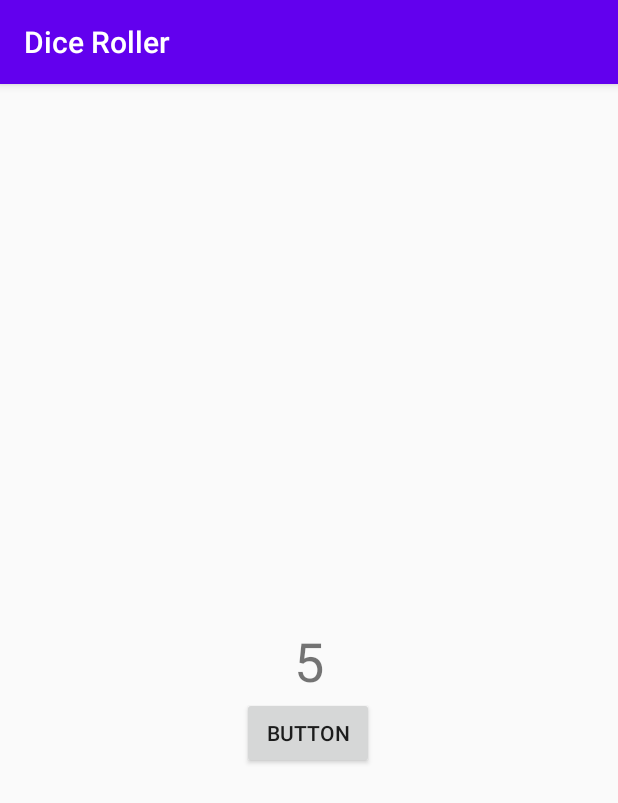
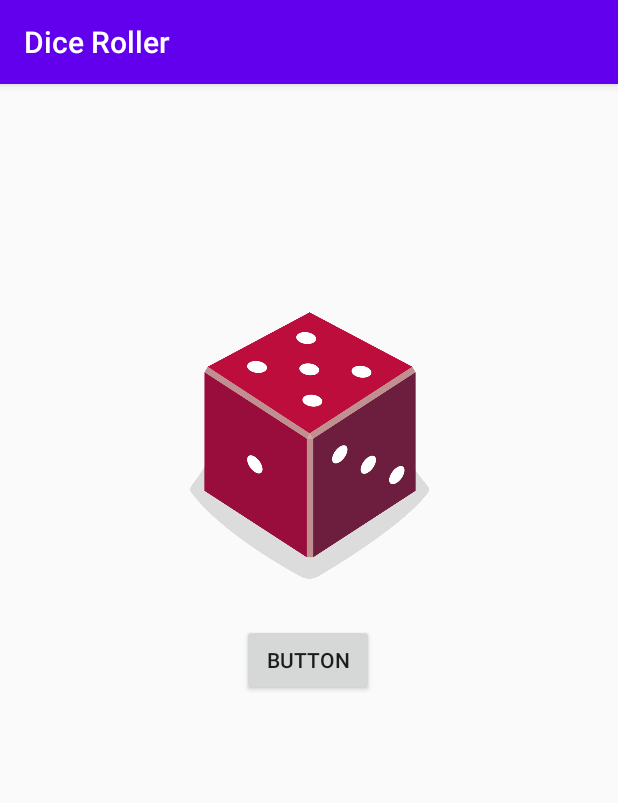
Before and after one commit to ntttruc070502/DiceRoller, an Android app: the screen it shows after launch (MainActivity), after a tap on "BUTTON", on a phone screen of 412 x 824 dp. Shown: the top 803 px of the screen. Run offline under Robolectric (Android 15) with nearby library versions, the phone set to English and light mode, and no system bars.

Commit message:
BTTH2XucXac

```diff
--- a/app/src/main/java/com/example/diceroller/MainActivity.kt
+++ b/app/src/main/java/com/example/diceroller/MainActivity.kt
@@ -3,7 +3,7 @@ package com.example.diceroller
 import android.os.Bundle
 import android.support.v7.app.AppCompatActivity
 import android.widget.Button
-import android.widget.TextView
+import android.widget.ImageView
 
 class MainActivity : AppCompatActivity() {
     override fun onCreate(savedInstanceState: Bundle?) {
@@ -15,12 +15,21 @@ class MainActivity : AppCompatActivity() {
             rollDice()
         }
     }
-
     private fun rollDice() {
         val dice = Dice(6)
         val diceRoll = dice.roll()
-        val resultTextView: TextView = findViewById(R.id.textView)
-        resultTextView.text = diceRoll.toString()
+        val diceImage: ImageView = findViewById(R.id.imageView3)
+        val drawableResource = when (diceRoll) {
+            1 -> R.drawable.dice_1
+            2 -> R.drawable.dice_2
+            3 -> R.drawable.dice_3
+            4 -> R.drawable.dice_4
+            5 -> R.drawable.dice_5
+            else -> R.drawable.dice_6
+        }
+
+        diceImage.setImageResource(drawableResource)
+
     }
 
 }
--- a/app/src/main/res/layout/activity_main.xml
+++ b/app/src/main/res/layout/activity_main.xml
@@ -6,25 +6,27 @@
     android:layout_height="match_parent"
     tools:context=".MainActivity">
 
-    <TextView
-        android:id="@+id/textView"
-        android:layout_width="wrap_content"
-        android:layout_height="wrap_content"
-        android:text="Hello World!"
-        android:textSize="36sp"
-        app:layout_constraintBottom_toBottomOf="parent"
-        app:layout_constraintLeft_toLeftOf="parent"
-        app:layout_constraintRight_toRightOf="parent"
-        app:layout_constraintTop_toTopOf="parent" />
-
     <Button
         android:id="@+id/btnRoll"
         android:layout_width="wrap_content"
         android:layout_height="wrap_content"
         android:text="Button"
+        app:layout_constraintBottom_toBottomOf="parent"
         app:layout_constraintEnd_toEndOf="parent"
         app:layout_constraintHorizontal_bias="0.498"
         app:layout_constraintStart_toStartOf="parent"
-        app:layout_constraintTop_toBottomOf="@+id/textView" />
+        app:layout_constraintTop_toTopOf="parent" />
+
+    <ImageView
+        android:id="@+id/imageView3"
+        android:layout_width="159dp"
+        android:layout_height="238dp"
+        app:layout_constraintBottom_toTopOf="@+id/btnRoll"
+        app:layout_constraintEnd_toEndOf="parent"
+        app:layout_constraintStart_toStartOf="parent"
+        app:layout_constraintTop_toTopOf="parent"
+        app:layout_constraintVertical_bias="1.0"
+        app:srcCompat="@drawable/dice_1"
+        tools:srcCompat="@drawable/dice_1" />
 
 </android.support.constraint.ConstraintLayout>
```
Also changed, not shown: app/src/main/res/drawable/dice_1.png (added), app/src/main/res/drawable/dice_2.png (added), app/src/main/res/drawable/dice_3.png (added), app/src/main/res/drawable/dice_4.png (added), app/src/main/res/drawable/dice_5.png (added), app/src/main/res/drawable/dice_6.png (added).
